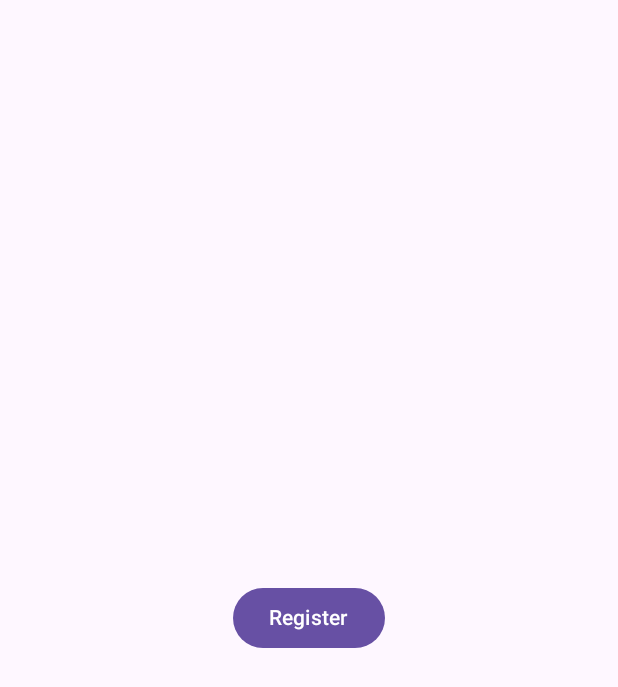
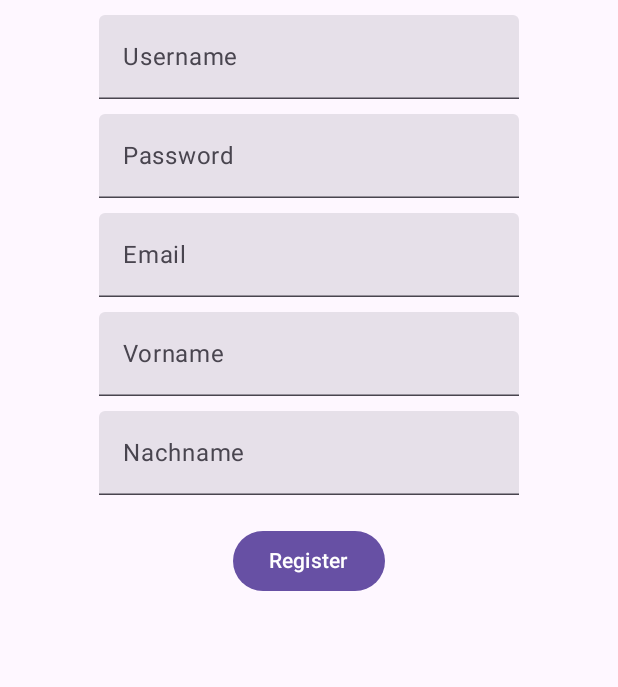
Before and after one commit to CarinaSchoppe/Gym-Manager, an Android app built with Jetpack Compose: the RegisterActivity screen opened directly, with no data from a screen before it, on a phone screen of 412 x 824 dp. Shown: the top 687 px of the screen. Run offline under Robolectric (Android 15) with nearby library versions, the phone set to English and light mode, and no system bars; libraries missing offline, so code that uses them is left out: me.kevin; missing, so only their content is drawn: GymAppTheme.

Commit message:
added datalayers

```diff
--- a/app/build.gradle
+++ b/app/build.gradle
@@ -52,6 +52,7 @@ tasks.withType(org.jetbrains.kotlin.gradle.tasks.KotlinCompile).configureEach {
 }
 dependencies {
 
+    implementation 'org.mindrot:jbcrypt:+'
     implementation 'androidx.core:core-ktx:+'
     implementation 'androidx.lifecycle:lifecycle-runtime-ktx:+'
     implementation 'androidx.activity:activity-compose:+'
@@ -60,13 +61,13 @@ dependencies {
     implementation 'androidx.compose.ui:ui-graphics'
     implementation 'androidx.compose.ui:ui-tooling-preview'
     implementation 'androidx.compose.material3:material3'
-    implementation platform('androidx.compose:compose-bom:2022.10.00')
+    implementation platform('androidx.compose:compose-bom:+')
     testImplementation 'junit:junit:+'
     androidTestImplementation 'androidx.test.ext:junit:+'
     androidTestImplementation 'androidx.test.espresso:espresso-core:+'
     androidTestImplementation platform('androidx.compose:compose-bom:+')
     androidTestImplementation 'androidx.compose.ui:ui-test-junit4'
-    androidTestImplementation platform('androidx.compose:compose-bom:2022.10.00')
+    androidTestImplementation platform('androidx.compose:compose-bom:+')
     debugImplementation 'androidx.compose.ui:ui-tooling'
     debugImplementation 'androidx.compose.ui:ui-test-manifest'
 }
--- /dev/null
+++ b/app/src/main/java/me/kevin/GymApp/backend/objects/FitnessStudio.kt
@@ -0,0 +1,3 @@
+package me.kevin.GymApp.backend.objects
+
+class FitnessStudio(val id: Int, val name: String, val location: String, val description: String)
--- /dev/null
+++ b/app/src/main/java/me/kevin/GymApp/backend/objects/Musclegroup.kt
@@ -0,0 +1,3 @@
+package me.kevin.GymApp.backend.objects
+
+class Musclegroup(val id: Int, val name: String)
--- /dev/null
+++ b/app/src/main/java/me/kevin/GymApp/backend/objects/Trainingsmap.kt
@@ -0,0 +1,3 @@
+package me.kevin.GymApp.backend.objects
+
+class Trainingsmap(val id: Int, val name: String, val description: String, val studioID: Int, val muscleGroupID: Int)
--- /dev/null
+++ b/app/src/main/java/me/kevin/GymApp/backend/objects/User.kt
@@ -0,0 +1,3 @@
+package me.kevin.GymApp.backend.objects
+
+class User(val id: Int, val username: String, val password: String, val email: String, val firstname: String, val lastname: String)
--- a/app/src/main/java/me/kevin/GymApp/ui/RegisterActivity.kt
+++ b/app/src/main/java/me/kevin/GymApp/ui/RegisterActivity.kt
@@ -7,13 +7,21 @@ import androidx.compose.foundation.layout.Arrangement
 import androidx.compose.foundation.layout.Column
 import androidx.compose.foundation.layout.fillMaxSize
 import androidx.compose.foundation.layout.fillMaxWidth
+import androidx.compose.foundation.layout.padding
 import androidx.compose.material3.Button
 import androidx.compose.material3.MaterialTheme
 import androidx.compose.material3.Surface
 import androidx.compose.material3.Text
+import androidx.compose.material3.TextField
 import androidx.compose.runtime.Composable
+import androidx.compose.runtime.mutableStateOf
+import androidx.compose.runtime.remember
 import androidx.compose.ui.Alignment
 import androidx.compose.ui.Modifier
+import androidx.compose.ui.text.input.PasswordVisualTransformation
+import androidx.compose.ui.text.input.TextFieldValue
+import androidx.compose.ui.unit.dp
+import me.kevin.GymApp.backend.util.Utility
 import me.kevin.GymApp.ui.theme.GymAppTheme
 
 class RegisterActivity : ComponentActivity() {
@@ -33,11 +41,84 @@ class RegisterActivity : ComponentActivity() {
 
     @Composable
     fun Register() {
-        Column(horizontalAlignment = Alignment.CenterHorizontally, verticalArrangement = Arrangement.Center, modifier = Modifier.fillMaxWidth()) {
-            Button(onClick = { }) {
-                Text("Register")
+        val username = remember { mutableStateOf(TextFieldValue()) }
+        val password = remember { mutableStateOf(TextFieldValue()) }
+        val email = remember { mutableStateOf(TextFieldValue()) }
+        val firstname = remember { mutableStateOf(TextFieldValue()) }
+        val lastname = remember { mutableStateOf(TextFieldValue()) }
+        Column {
+
+            Column(
+                horizontalAlignment = Alignment.CenterHorizontally, modifier = Modifier
+                    .fillMaxWidth()
+                    .padding(top = 10.dp)
+            ) {
+                TextField(value = username.value, onValueChange = { username.value = it }, placeholder = { Text("Username") })
+            }
+            Column(
+                horizontalAlignment = Alignment.CenterHorizontally, verticalArrangement = Arrangement.Top, modifier = Modifier
+                    .fillMaxWidth()
+                    .padding(top = 10.dp)
+            ) {
+                TextField(visualTransformation = PasswordVisualTransformation(), value = password.value, onValueChange = { password.value = it }, placeholder = { Text("Password") })
+            }
+            Column(
+                horizontalAlignment = Alignment.CenterHorizontally, modifier = Modifier
+                    .fillMaxWidth()
+                    .padding(top = 10.dp)
+            ) {
+
+                TextField(value = email.value, onValueChange = { email.value = it }, placeholder = { Text("Email") })
+            }
+            Column(
+                horizontalAlignment = Alignment.CenterHorizontally, modifier = Modifier
+                    .fillMaxWidth()
+                    .padding(top = 10.dp)
+            ) {
+                TextField(value = firstname.value, onValueChange = { firstname.value = it }, placeholder = { Text("Vorname") })
+            }
+            Column(
+                horizontalAlignment = Alignment.CenterHorizontally, modifier = Modifier
+                    .fillMaxWidth()
+                    .padding(top = 10.dp)
+            ) {
+                TextField(value = lastname.value, onValueChange = { lastname.value = it }, placeholder = { Text("Nachname") })
+            }
+
+            Column(
+                horizontalAlignment = Alignment.CenterHorizontally, modifier = Modifier
+                    .fillMaxWidth()
+                    .padding(top = 20.dp)
+            ) {
+                val openDialog = remember { mutableStateOf(false) }
+                val text = remember { mutableStateOf("") }
+                val good = remember {
+                    mutableStateOf(false)
+                }
+                Button(onClick = {
+
+                    if (Utility.register(username.value.text, password.value.text, email.value.text, firstname.value.text, lastname.value.text)) {
+                        openDialog.value = true
+                        text.value = "Registrierung erfolgreich"
+                        good.value = true
+                    } else {
+                        openDialog.value = true
+                        text.value = "Registrierung fehlgeschlagen"
+                        good.value = false
+                    }
+                    //get current composable
+
+
+                }) {
+                    Text(text = "Register")
+                }
+                if (openDialog.value) {
+                    Popup.generatePopup(titleText = "Registrierung", displayText = text.value, good = good.value, openDialog)
+
+                }
             }
         }
     }
 
+
 }
```
Also changed, not shown: app/src/main/java/me/kevin/GymApp/backend/database/Database.kt (+24 -5 lines), app/src/main/java/me/kevin/GymApp/backend/util/Cypher.kt (+25 -1 lines), app/src/main/java/me/kevin/GymApp/backend/util/Utility.kt (+31 -3 lines), app/src/main/java/me/kevin/GymApp/ui/Popup.kt (added, +32 -0 lines).
